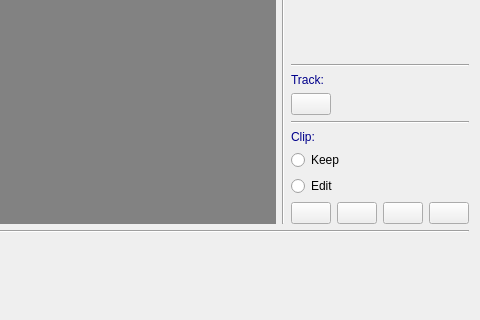
Before: the Qt Designer form mainwindow.ui in sisi16/stop-motion, drawn with Qt 5; both pictures show x 800 to 1280 and y 129 to 449 of the 1280 by 720 pixel window.
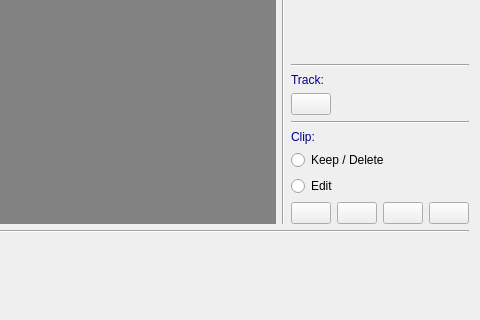
After: the same form once the commit is applied. Icons and pictures are not drawn.

What changed in the file:
```diff
--- a/mainwindow.ui
+++ b/mainwindow.ui
@@ -116,7 +116,7 @@
          <string notr="true">font: 75 12pt &quot;Times New Roman&quot;;</string>
         </property>
         <property name="text">
-         <string>Keep</string>
+         <string>Keep / Delete</string>
         </property>
         <property name="autoExclusive">
          <bool>false</bool>
```
